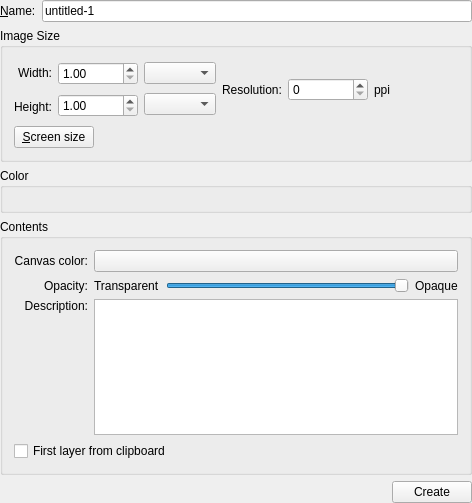
Before: the Qt Designer form krita/ui/forms/wdgnewimage.ui in KDE/krita, drawn with Qt 5.
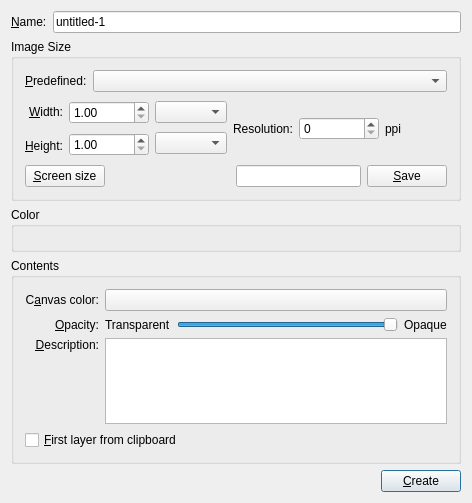
After: the same form once the commit is applied. Custom widgets are drawn as their Qt base class.

Commit message:
Add a combobox with predefined image sizes
And a button to save new predefined image sizes.

The edit to the form file:
```diff
--- a/krita/ui/forms/wdgnewimage.ui
+++ b/krita/ui/forms/wdgnewimage.ui
@@ -13,10 +13,7 @@
   <property name="windowTitle">
    <string>New Image</string>
   </property>
-  <layout class="QVBoxLayout">
-   <property name="margin">
-    <number>0</number>
-   </property>
+  <layout class="QVBoxLayout" name="verticalLayout">
    <item>
     <layout class="QHBoxLayout">
      <item>
@@ -43,8 +40,32 @@
      <property name="title">
       <string>Image Size</string>
      </property>
-     <layout class="QVBoxLayout">
-      <item>
+     <layout class="QGridLayout" name="gridLayout">
+      <item row="0" column="0">
+       <layout class="QHBoxLayout" name="horizontalLayout">
+        <item>
+         <widget class="QLabel" name="label_2">
+          <property name="text">
+           <string>&amp;Predefined:</string>
+          </property>
+          <property name="buddy">
+           <cstring>cmbPredefined</cstring>
+          </property>
+         </widget>
+        </item>
+        <item>
+         <widget class="QComboBox" name="cmbPredefined">
+          <property name="sizePolicy">
+           <sizepolicy hsizetype="Expanding" vsizetype="Fixed">
+            <horstretch>0</horstretch>
+            <verstretch>0</verstretch>
+           </sizepolicy>
+          </property>
+         </widget>
+        </item>
+       </layout>
+      </item>
+      <item row="1" column="0">
        <layout class="QHBoxLayout">
         <item>
          <layout class="QVBoxLayout">
@@ -57,23 +78,26 @@
           <item>
            <widget class="QLabel" name="lblWidth">
             <property name="text">
-             <string>Width:</string>
+             <string>&amp;Width:</string>
             </property>
             <property name="alignment">
              <set>Qt::AlignRight|Qt::AlignTrailing|Qt::AlignVCenter</set>
             </property>
+            <property name="buddy">
+             <cstring>doubleWidth</cstring>
+            </property>
            </widget>
           </item>
           <item>
            <widget class="QLabel" name="lblHeight">
             <property name="text">
-             <string>Height:</string>
+             <string>&amp;Height:</string>
             </property>
             <property name="alignment">
              <set>Qt::AlignRight|Qt::AlignTrailing|Qt::AlignVCenter</set>
             </property>
             <property name="buddy">
-             <cstring></cstring>
+             <cstring>doubleHeight</cstring>
             </property>
            </widget>
           </item>
@@ -191,8 +215,8 @@
         </item>
        </layout>
       </item>
-      <item>
-       <layout class="QHBoxLayout">
+      <item row="2" column="0">
+       <layout class="QHBoxLayout" name="horizontalLayout_2">
         <item>
          <widget class="QPushButton" name="bnScreenSize">
           <property name="toolTip">
@@ -216,6 +240,26 @@
           </property>
          </spacer>
         </item>
+        <item>
+         <widget class="QLineEdit" name="txtPredefinedName">
+          <property name="sizePolicy">
+           <sizepolicy hsizetype="MinimumExpanding" vsizetype="Fixed">
+            <horstretch>0</horstretch>
+            <verstretch>0</verstretch>
+           </sizepolicy>
+          </property>
+         </widget>
+        </item>
+        <item>
+         <widget class="QPushButton" name="bnSaveAsPredefined">
+          <property name="toolTip">
+           <string>Save the current dimensions</string>
+          </property>
+          <property name="text">
+           <string>&amp;Save</string>
+          </property>
+         </widget>
+        </item>
        </layout>
       </item>
      </layout>
@@ -242,17 +286,20 @@
       <item row="0" column="0">
        <widget class="QLabel" name="lblColor">
         <property name="text">
-         <string>Canvas color:</string>
+         <string>C&amp;anvas color:</string>
         </property>
         <property name="alignment">
          <set>Qt::AlignRight|Qt::AlignTrailing|Qt::AlignVCenter</set>
         </property>
+        <property name="buddy">
+         <cstring>cmbColor</cstring>
+        </property>
        </widget>
       </item>
       <item row="1" column="0">
        <widget class="QLabel" name="lblOpacity">
         <property name="text">
-         <string>Opacity:</string>
+         <string>&amp;Opacity:</string>
         </property>
         <property name="alignment">
          <set>Qt::AlignRight|Qt::AlignTrailing|Qt::AlignVCenter</set>
@@ -322,7 +369,7 @@
       <item row="2" column="0">
        <widget class="QLabel" name="lblDescription">
         <property name="text">
-         <string>Description:</string>
+         <string>&amp;Description:</string>
         </property>
         <property name="alignment">
          <set>Qt::AlignRight|Qt::AlignTop|Qt::AlignTrailing</set>
@@ -338,7 +385,7 @@
       <item row="3" column="0" colspan="2">
        <widget class="QCheckBox" name="chkFromClipboard">
         <property name="text">
-         <string>First layer from clipboard</string>
+         <string>&amp;First layer from clipboard</string>
         </property>
        </widget>
       </item>
@@ -388,13 +435,16 @@
       </spacer>
      </item>
      <item>
-      <widget class="QPushButton" name="m_createButton">
+      <widget class="QPushButton" name="createButton">
        <property name="text">
-        <string>Create</string>
+        <string>&amp;Create</string>
        </property>
        <property name="autoDefault">
         <bool>true</bool>
        </property>
+       <property name="default">
+        <bool>true</bool>
+       </property>
       </widget>
      </item>
     </layout>
```
Left out of the diff: 6 changed lines with no effect on the pictures. The commit also changes 2 other files.
